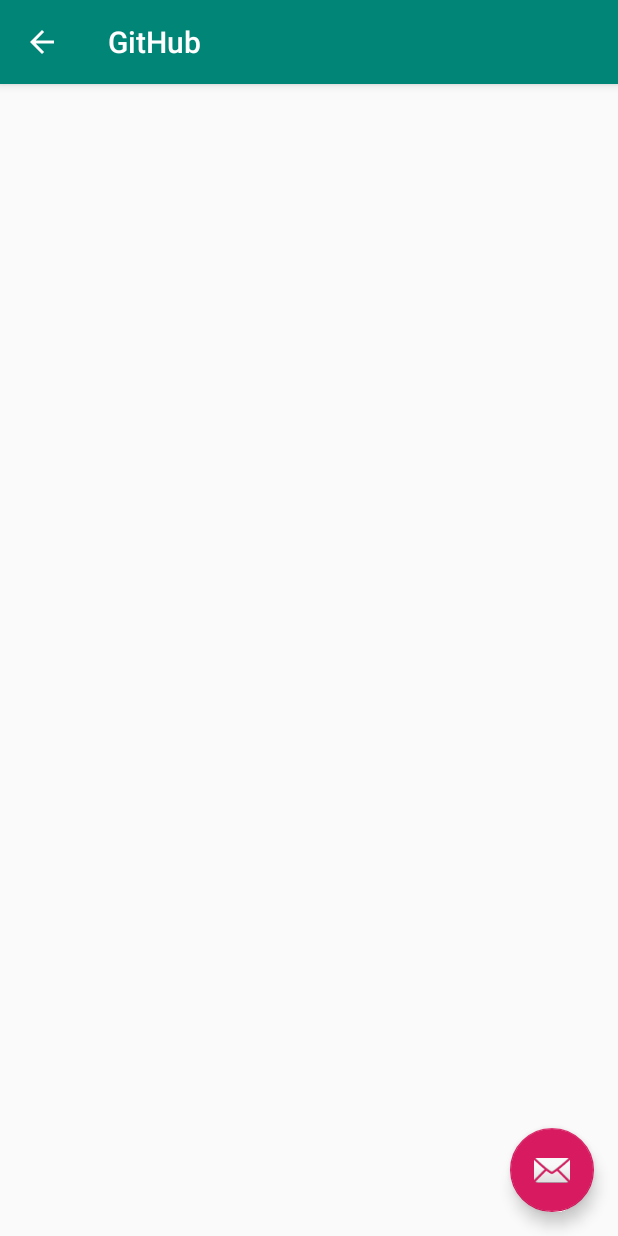
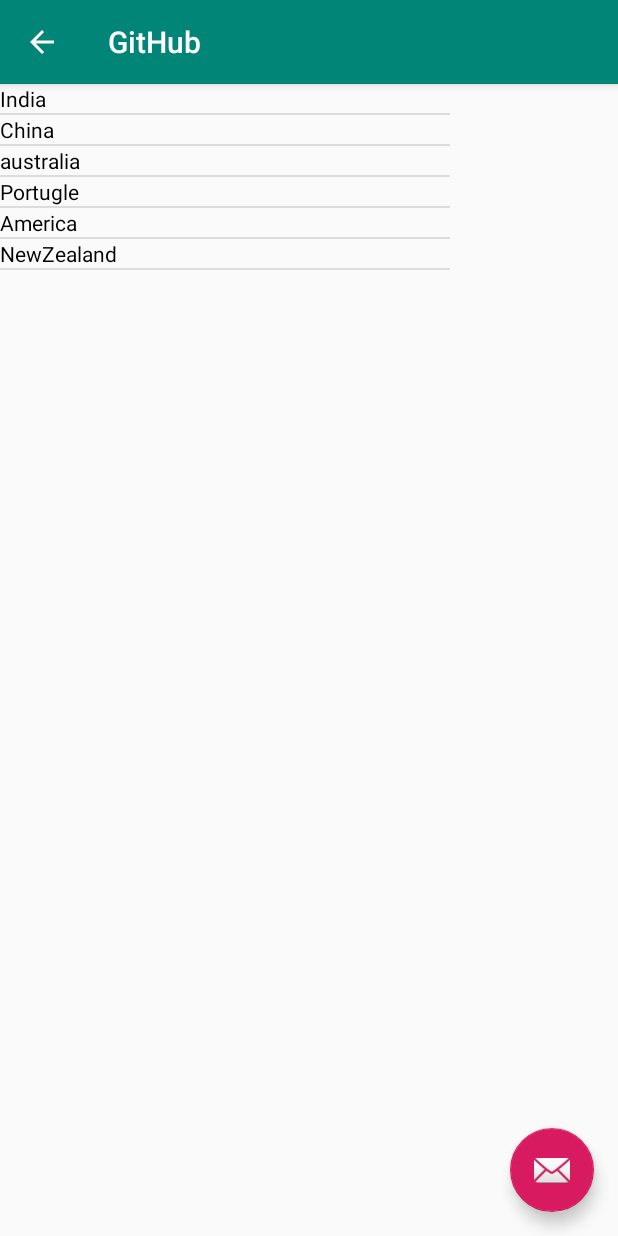
Before and after one commit to Sacristan/ViA-MG-MobileDev, an Android app: the GitHub screen opened directly, with no data from a screen before it, on a phone screen of 412 x 824 dp. Run offline under Robolectric (Android 15) with nearby library versions, the phone set to English and light mode, and no system bars; our stand-ins replace Firebase (no records; nobody signed in at launch, a user with empty details on screens opened directly).

Commit message:
added listview

```diff
--- a/md2/app/src/main/java/com/a2/group/mtr2018md2/GitHub.java
+++ b/md2/app/src/main/java/com/a2/group/mtr2018md2/GitHub.java
@@ -6,6 +6,8 @@ import android.support.design.widget.Snackbar;
 import android.support.v7.app.AppCompatActivity;
 import android.support.v7.widget.Toolbar;
 import android.view.View;
+import android.widget.ArrayAdapter;
+import android.widget.ListView;
 import android.widget.Toast;
 
 import com.google.firebase.database.DataSnapshot;
@@ -14,10 +16,14 @@ import com.google.firebase.database.DatabaseReference;
 import com.google.firebase.database.FirebaseDatabase;
 import com.google.firebase.database.ValueEventListener;
 
+import java.util.ArrayList;
+import java.util.Arrays;
 import java.util.Map;
 
 public class GitHub extends AppCompatActivity {
     DatabaseReference dreference;
+    ListView simpleList;
+    String countryList[] = {"India", "China", "australia", "Portugle", "America", "NewZealand"};
     @Override
     protected void onCreate(Bundle savedInstanceState) {
         super.onCreate(savedInstanceState);
@@ -35,6 +41,10 @@ public class GitHub extends AppCompatActivity {
         });
         getSupportActionBar().setDisplayHomeAsUpEnabled(true);
 
+
+        simpleList = (ListView)findViewById(R.id.mainListView);
+        ArrayAdapter<String> arrayAdapter = new ArrayAdapter<String>(this, R.layout.listelement, R.id.textView, countryList);
+        simpleList.setAdapter(arrayAdapter);
     }
 
 }
--- a/md2/app/src/main/res/layout/content_git_hub.xml
+++ b/md2/app/src/main/res/layout/content_git_hub.xml
@@ -7,7 +7,12 @@
     app:layout_behavior="@string/appbar_scrolling_view_behavior"
     tools:context=".GitHub"
     tools:showIn="@layout/activity_git_hub">
-<ListView
-    android:layout_width="300dp"
-    android:layout_height="400dp"></ListView>
+
+    <ListView
+        android:id="@+id/mainListView"
+        android:layout_width="300dp"
+        android:layout_height="400dp"
+        tools:layout_editor_absoluteX="40dp"
+        tools:layout_editor_absoluteY="0dp"></ListView>
+
 </android.support.constraint.ConstraintLayout>
--- /dev/null
+++ b/md2/app/src/main/res/layout/listelement.xml
@@ -0,0 +1,13 @@
+<?xml version="1.0" encoding="utf-8"?>
+<android.support.constraint.ConstraintLayout
+    xmlns:android="http://schemas.android.com/apk/res/android" android:layout_width="match_parent"
+    android:layout_height="match_parent">
+
+    <TextView
+        android:id="@+id/textView"
+        android:layout_width="fill_parent"
+        android:layout_height="wrap_content"
+        android:layout_gravity="center"
+        android:textColor="@android:color/black" />
+
+</android.support.constraint.ConstraintLayout>
```
